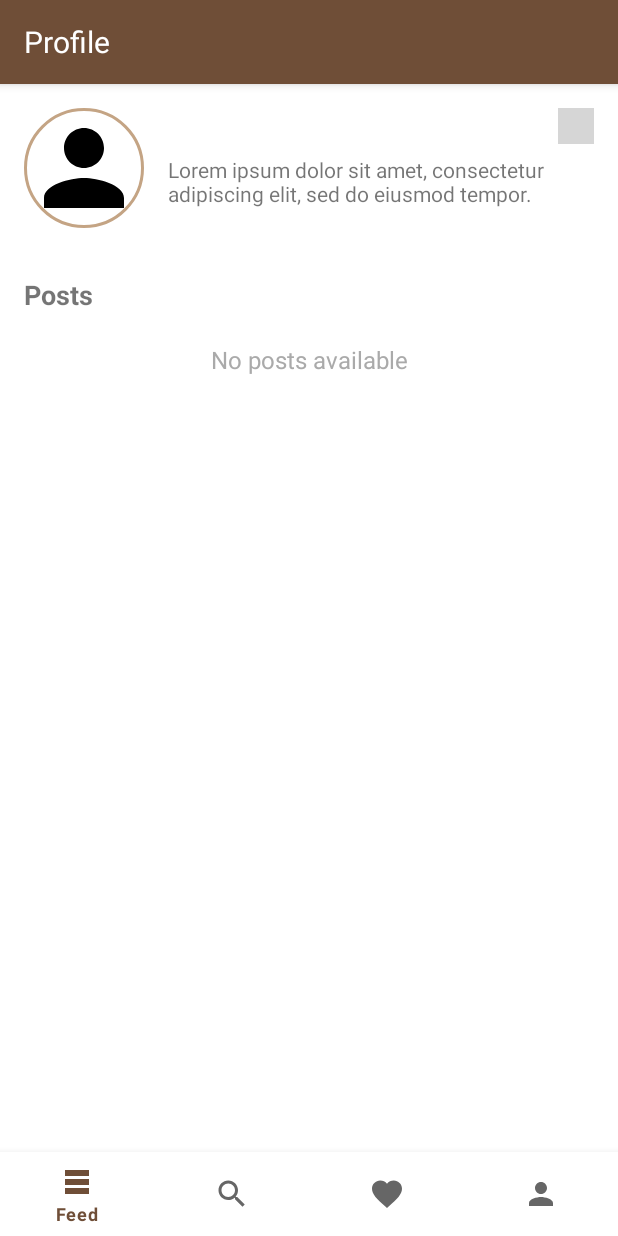
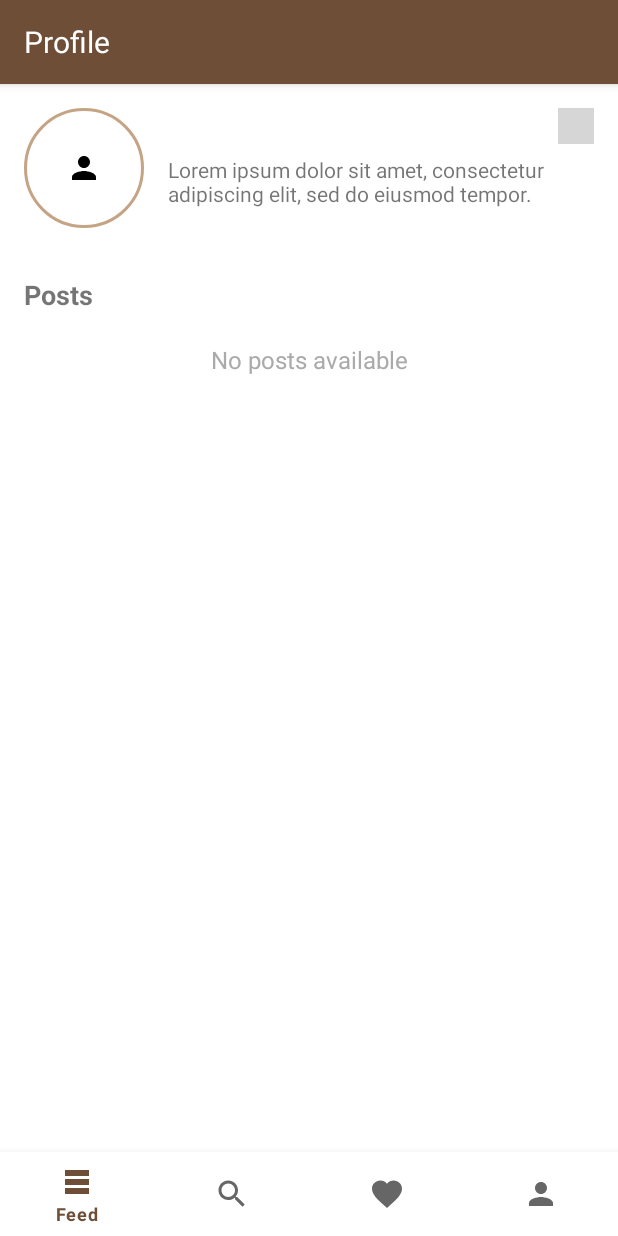
Before and after one commit to Eylon-42/coffeefee, an Android app built with Jetpack Compose: the UserProfileFragment screen opened through its navigation route, on a phone screen of 412 x 824 dp. Run offline under Robolectric (Android 15) with nearby library versions, the phone set to English and light mode, and no system bars; our stand-ins replace Firebase (no records; nobody signed in at launch, a user with empty details on screens opened directly), Picasso, Room's generated code, navigation-ui; pictures from the network do not load; grey boxes are pictures that could not be loaded.

Commit message:
Bugfix size of the image profile image

```diff
--- a/app/src/main/res/layout/fragment_user_profile.xml
+++ b/app/src/main/res/layout/fragment_user_profile.xml
@@ -27,6 +27,8 @@
             android:layout_width="80dp"
             android:layout_height="80dp"
             android:src="@drawable/ic_profile"
+            android:scaleType="centerInside"
+            android:padding="2dp"
             android:background="@drawable/circle_background"/>
 
         <LinearLayout
```
Also changed, not shown: app/src/main/java/com/eaor/coffeefee/fragments/userProfileFragment.kt (+6 -2 lines), app/src/main/java/com/eaor/coffeefee/fragments/ProfileFragment.kt (line endings or trailing spaces).
